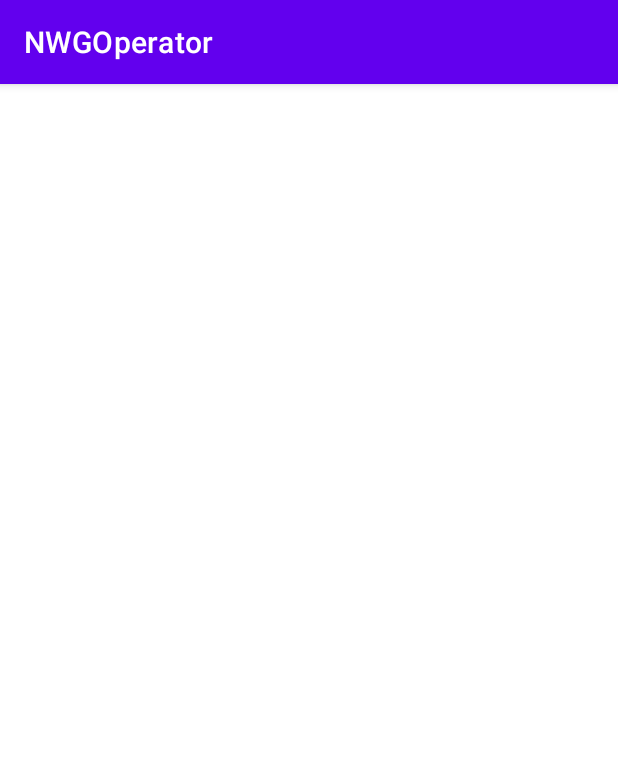
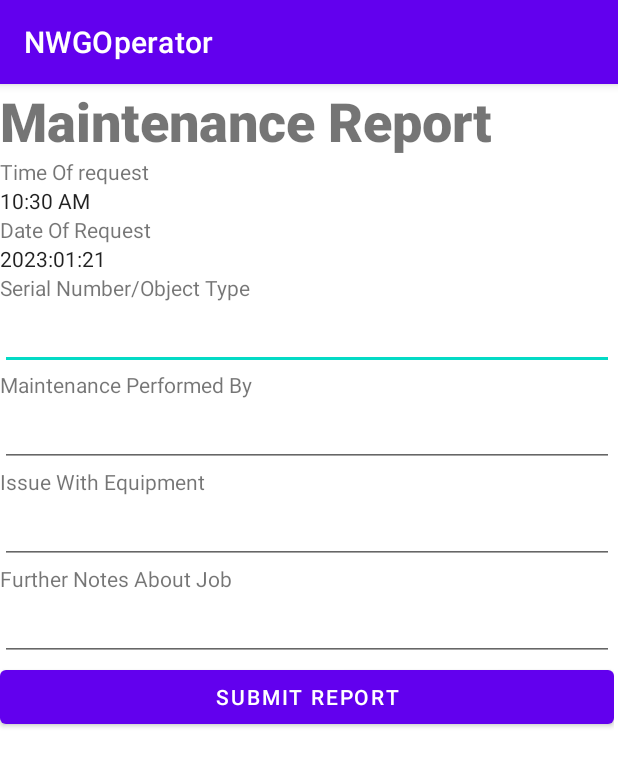
Before and after one commit to SL-207/NWG_Operator_App, an Android app: the screen it shows after launch (JobActivity), on a phone screen of 412 x 824 dp. Shown: the top 767 px of the screen. Run offline under Robolectric (Android 15) with nearby library versions, the phone set to English and light mode, and no system bars.

Commit message:
Updated Form Page

```diff
--- a/app/src/main/java/com/example/nwgoperator/JobActivity.java
+++ b/app/src/main/java/com/example/nwgoperator/JobActivity.java
@@ -3,6 +3,7 @@ package com.example.nwgoperator;
 import androidx.appcompat.app.AppCompatActivity;
 
 import android.os.Bundle;
+
 
 public class JobActivity extends AppCompatActivity {
 
--- a/app/src/main/res/layout/activity_job.xml
+++ b/app/src/main/res/layout/activity_job.xml
@@ -4,6 +4,135 @@
     xmlns:tools="http://schemas.android.com/tools"
     android:layout_width="match_parent"
     android:layout_height="match_parent"
-    tools:context=".JobActivity">
+    tools:context="JobActivity">
+
+<!--    <Button-->
+<!--        android:id="@+id/button_first"-->
+<!--        android:layout_width="wrap_content"-->
+<!--        android:layout_height="wrap_content"-->
+<!--        android:text="@string/next"-->
+<!--        app:layout_constraintBottom_toBottomOf="parent"-->
+<!--        app:layout_constraintEnd_toEndOf="parent"-->
+<!--        app:layout_constraintStart_toStartOf="parent" />-->
+
+    <TableRow
+        android:id="@+id/tableRow"
+        android:layout_width="409dp"
+        android:layout_height="681dp"
+        tools:layout_editor_absoluteX="1dp"
+        tools:layout_editor_absoluteY="1dp">
+
+        <LinearLayout
+            android:layout_width="match_parent"
+            android:layout_height="match_parent"
+            android:orientation="vertical">
+
+            <TextView
+                android:id="@+id/textView3"
+                android:layout_width="match_parent"
+                android:layout_height="wrap_content"
+                android:text="Maintenance Report"
+                android:textSize="36sp"
+                android:fontFamily="sans-serif-black"/>
+
+            <TextView
+                android:id="@+id/textView4"
+                android:layout_width="match_parent"
+                android:layout_height="wrap_content"
+                android:text="Time Of request" />
+
+            <TextClock
+                android:id="@+id/time"
+                android:layout_width="match_parent"
+                android:layout_height="wrap_content"
+                android:format24Hour="hh:mm:ss"
+                android:ems="10"
+                android:inputType="textPostalAddress" />
+
+            <TextView
+                android:id="@+id/textView5"
+                android:layout_width="match_parent"
+                android:layout_height="wrap_content"
+                android:text="Date Of Request" />
+
+            <TextClock
+                android:id="@+id/time"
+                android:layout_width="match_parent"
+                android:layout_height="wrap_content"
+                android:format12Hour="yyyy:MM:dd"
+                android:ems="10" />
+
+            <TextView
+                android:id="@+id/textView"
+                android:layout_width="match_parent"
+                android:layout_height="wrap_content"
+                android:text="Serial Number/Object Type" />
+
+
+            <EditText
+                android:id="@+id/editTextTextPersonName4"
+                android:layout_width="match_parent"
+                android:layout_height="wrap_content"
+                android:ems="10"
+                android:inputType="textPersonName"
+                android:text="" />
+
+            <TextView
+                android:id="@+id/textView6"
+                android:layout_width="match_parent"
+                android:layout_height="wrap_content"
+                android:text="Maintenance Performed By" />
+
+            <EditText
+                android:id="@+id/editTextTextPersonName3"
+                android:layout_width="match_parent"
+                android:layout_height="wrap_content"
+                android:ems="10"
+                android:inputType="textPersonName"
+                android:text="" />
+
+            <TextView
+                android:id="@+id/textView7"
+                android:layout_width="match_parent"
+                android:layout_height="wrap_content"
+                android:text="Issue With Equipment" />
+
+            <EditText
+                android:id="@+id/editTextTextPersonName5"
+                android:layout_width="match_parent"
+                android:layout_height="wrap_content"
+                android:ems="10"
+                android:inputType="textPersonName"
+                android:text="" />
+
+            <TextView
+                android:id="@+id/textView2"
+                android:layout_width="match_parent"
+                android:layout_height="wrap_content"
+                android:text="Further Notes About Job" />
+
+            <EditText
+                android:id="@+id/editTextTextPersonName2"
+                android:layout_width="match_parent"
+                android:layout_height="wrap_content"
+                android:ems="10"
+                android:inputType="textPersonName"
+                android:text="" />
+
+            <Button
+                android:id="@+id/button"
+                android:layout_width="match_parent"
+                android:layout_height="wrap_content"
+                android:text="Submit Report" />
+
+
+        </LinearLayout>
+    </TableRow>
+
+    <Space
+        android:layout_width="wrap_content"
+        android:layout_height="wrap_content"
+        android:layout_marginBottom="1dp"
+        app:layout_constraintBottom_toTopOf="@+id/tableRow" />
 
 </androidx.constraintlayout.widget.ConstraintLayout>
```
